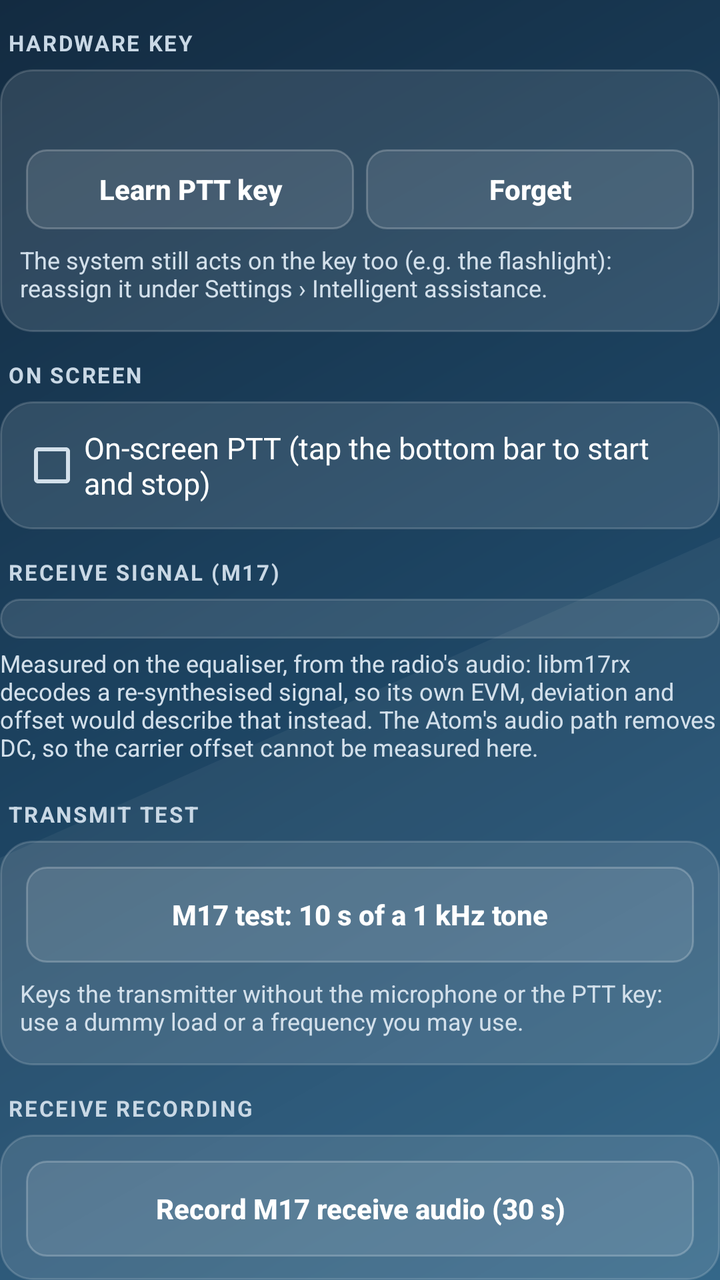
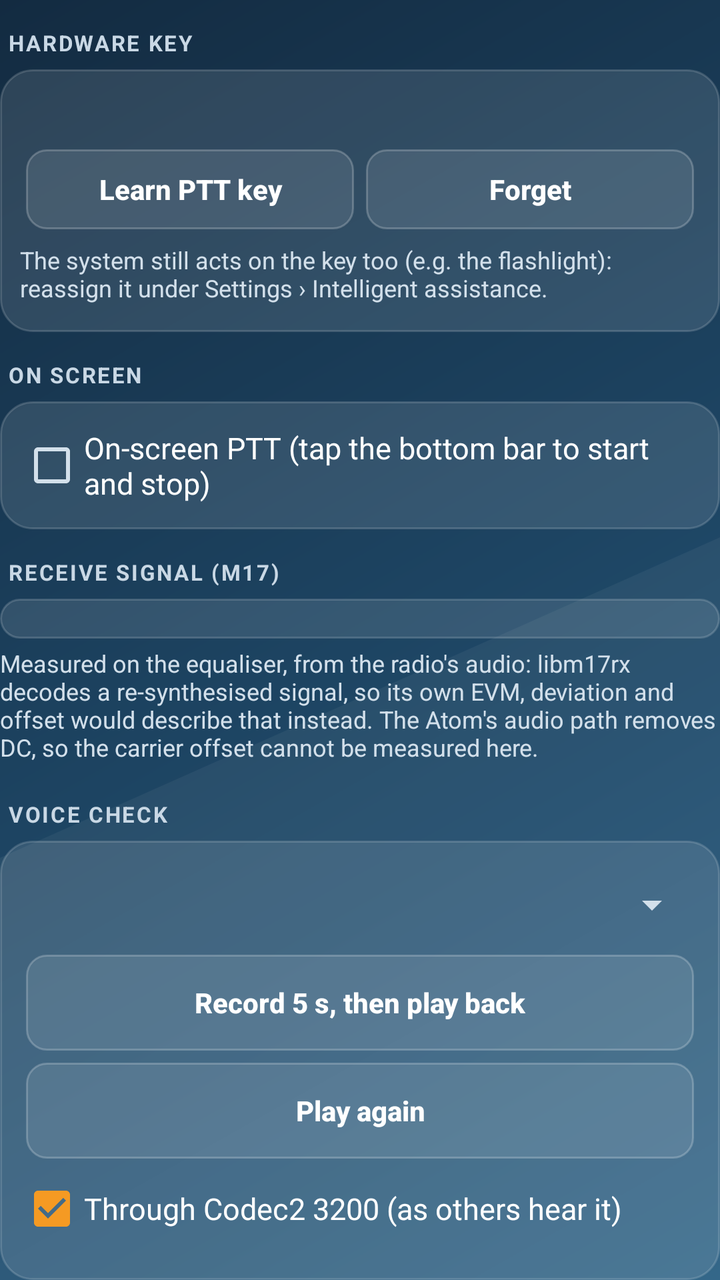

Two renders of the same Android screen: before a commit and after it. Below are the layout's source before the change and the commit's diff.
<!-- AndroidManifest.xml: application theme AppTheme -->
<!-- res/layout/tab_device.xml -->
<?xml version="1.0" encoding="utf-8"?>
<LinearLayout xmlns:android="http://schemas.android.com/apk/res/android"
    android:layout_width="match_parent" android:layout_height="wrap_content" android:orientation="vertical">

    <LinearLayout android:id="@+id/grpPtt" android:layout_width="match_parent" android:layout_height="wrap_content" android:orientation="vertical">
        <TextView style="@style/Head" android:text="Hardware key" />
        <LinearLayout style="@style/Group">
            <TextView android:id="@+id/pttInfo" style="@style/Note" android:textSize="14sp" android:textColor="#FFFFFF" />
            <LinearLayout style="@style/Row">
                <Button android:id="@+id/pttLearn" style="@style/Small" android:layout_width="0dp" android:layout_weight="1" android:text="Learn PTT key" />
                <Button android:id="@+id/pttForget" style="@style/Small" android:layout_width="0dp" android:layout_weight="1" android:text="Forget" />
            </LinearLayout>
            <TextView style="@style/Note" android:text="The system still acts on the key too (e.g. the flashlight): reassign it under Settings › Intelligent assistance." />
        </LinearLayout>
        <TextView style="@style/Head" android:text="On screen" />
        <LinearLayout style="@style/Group">
            <CheckBox android:id="@+id/softPtt" style="@style/Check" android:text="On-screen PTT (tap the bottom bar to start and stop)" />
        </LinearLayout>
    </LinearLayout>

    <LinearLayout android:id="@+id/grpBench" android:layout_width="match_parent" android:layout_height="wrap_content" android:orientation="vertical">
        <TextView style="@style/Head" android:text="Receive signal (M17)" />
        <LinearLayout android:id="@+id/signalBox" style="@style/Group" />
        <TextView style="@style/Note" android:text="Measured on the equaliser, from the radio's audio: libm17rx decodes a re-synthesised signal, so its own EVM, deviation and offset would describe that instead. The Atom's audio path removes DC, so the carrier offset cannot be measured here." />
        <TextView style="@style/Head" android:text="Transmit test" />
        <LinearLayout style="@style/Group">
            <Button android:id="@+id/testTx" style="@style/Big" android:text="M17 test: 10 s of a 1 kHz tone" />
            <TextView style="@style/Note" android:text="Keys the transmitter without the microphone or the PTT key: use a dummy load or a frequency you may use." />
        </LinearLayout>
        <TextView style="@style/Head" android:text="Receive recording" />
        <LinearLayout style="@style/Group">
            <Button android:id="@+id/record" style="@style/Big" android:text="Record M17 receive audio (30 s)" />
            <TextView style="@style/Note" android:text="Saves what the M17 decoder hears (8 kHz WAV) to Download/AtoM17, for checking a station that does not decode." />
        </LinearLayout>
    </LinearLayout>

    <LinearLayout android:id="@+id/grpMsgs" android:layout_width="match_parent" android:layout_height="wrap_content" android:orientation="vertical">
        <TextView style="@style/Head" android:text="Notify for" />
        <LinearLayout style="@style/Group">
            <Spinner android:id="@+id/msgNotify" style="@style/Spin" />
            <TextView style="@style/Note" android:text="Received SMS post a notification with a Reply button. The Inbox tab keeps every message either way." />
        </LinearLayout>
        <TextView style="@style/Head" android:text="Sound" />
        <LinearLayout style="@style/Group">
            <LinearLayout style="@style/Row">
                <TextView android:id="@+id/msgSoundName" style="@style/KeyText" android:fontFamily="sans-serif" android:textSize="15sp" android:textStyle="bold" />
                <Button android:id="@+id/msgSound" style="@style/Small" android:text="Choose…" />
            </LinearLayout>
        </LinearLayout>
        <TextView style="@style/Head" android:text="Vibration" />
        <LinearLayout style="@style/Group">
            <Spinner android:id="@+id/msgVibrate" style="@style/Spin" />
            <TextView style="@style/Note" android:text="The phone's ringer mode applies: silent plays nothing, vibrate only vibrates, and do-not-disturb holds both." />
        </LinearLayout>
        <Button android:id="@+id/msgTest" style="@style/Big" android:layout_marginTop="12dp" android:text="Test notification" />
    </LinearLayout>

    <LinearLayout android:id="@+id/grpAbout" android:layout_width="match_parent" android:layout_height="wrap_content" android:orientation="vertical">
        <TextView style="@style/Head" android:text="AtoM17" />
        <LinearLayout style="@style/Group">
            <TextView android:id="@+id/about" style="@style/Note" android:textSize="13sp" android:textIsSelectable="true" />
        </LinearLayout>
    </LinearLayout>
</LinearLayout>
<!-- resources referenced by this layout -->
<resources>
  <style name="Big" parent="Small">
          <item name="android:layout_width">match_parent</item>
          <item name="android:layout_height">48dp</item>
      </style>
  <style name="Check">
          <item name="android:layout_width">match_parent</item>
          <item name="android:layout_height">wrap_content</item>
          <item name="android:minHeight">44dp</item>
          <item name="android:textColor">#FFFFFF</item>
          <item name="android:textSize">15sp</item>
      </style>
  <style name="Group">
          <item name="android:layout_width">match_parent</item>
          <item name="android:layout_height">wrap_content</item>
          <item name="android:orientation">vertical</item>
          <item name="android:background">@drawable/card</item>
          <item name="android:padding">10dp</item>
      </style>
  <style name="Head">
          <item name="android:layout_width">match_parent</item>
          <item name="android:layout_height">wrap_content</item>
          <item name="android:textColor">#C9D8E5</item>
          <item name="android:textStyle">bold</item>
          <item name="android:textSize">11sp</item>
          <item name="android:textAllCaps">true</item>
          <item name="android:letterSpacing">0.08</item>
          <item name="android:paddingTop">14dp</item>
          <item name="android:paddingBottom">6dp</item>
          <item name="android:paddingLeft">4dp</item>
      </style>
  <style name="KeyText">
          <item name="android:layout_width">0dp</item>
          <item name="android:layout_weight">1</item>
          <item name="android:layout_height">wrap_content</item>
          <item name="android:textColor">#FFFFFF</item>
          <item name="android:fontFamily">monospace</item>
          <item name="android:textSize">13sp</item>
          <item name="android:paddingLeft">4dp</item>
      </style>
  <style name="Note">
          <item name="android:layout_width">match_parent</item>
          <item name="android:layout_height">wrap_content</item>
          <item name="android:textColor">#D3E0EB</item>
          <item name="android:textSize">12sp</item>
          <item name="android:paddingTop">4dp</item>
          <item name="android:paddingBottom">4dp</item>
      </style>
  <style name="Row">
          <item name="android:layout_width">match_parent</item>
          <item name="android:layout_height">wrap_content</item>
          <item name="android:orientation">horizontal</item>
          <item name="android:gravity">center_vertical</item>
      </style>
  <style name="Spin">
          <item name="android:layout_width">match_parent</item>
          <item name="android:layout_height">wrap_content</item>
          <item name="android:minHeight">44dp</item>
          <item name="android:spinnerMode">dialog</item>
      </style>
  <style name="AppTheme" parent="@android:style/Theme.DeviceDefault.NoActionBar">
          <item name="android:windowBackground">@drawable/bg_app</item>
          <item name="android:colorAccent">#F59A23</item>
          <item name="android:colorControlActivated">#F59A23</item>
          <item name="android:textColorPrimary">#FFFFFF</item>
          <item name="android:textColorSecondary">#D3E0EB</item>
          <item name="android:statusBarColor">#132B41</item>
          <item name="android:navigationBarColor">#24506F</item>
      </style>
  <!-- drawable card (drawable) -->
  <?xml version="1.0" encoding="utf-8"?>
  <shape xmlns:android="http://schemas.android.com/apk/res/android">
      <corners android:radius="16dp" /><solid android:color="#1CFFFFFF" /><stroke android:width="1dp" android:color="#29FFFFFF" />
  </shape>
  <!-- unchanged entries left out for length: 3 -->
</resources>

<!-- the commit's change to res/layout/tab_device.xml (unified diff, before → after) -->
@@ -22,6 +22,16 @@
         <TextView style="@style/Head" android:text="Receive signal (M17)" />
         <LinearLayout android:id="@+id/signalBox" style="@style/Group" />
         <TextView style="@style/Note" android:text="Measured on the equaliser, from the radio's audio: libm17rx decodes a re-synthesised signal, so its own EVM, deviation and offset would describe that instead. The Atom's audio path removes DC, so the carrier offset cannot be measured here." />
+        <TextView style="@style/Head" android:text="Voice check" />
+        <LinearLayout style="@style/Group">
+            <Spinner android:id="@+id/micGain" style="@style/Spin" />
+            <Button android:id="@+id/voiceRec" style="@style/Big" android:text="Record 5 s, then play back" />
+            <Button android:id="@+id/voicePlay" style="@style/Big" android:text="Play again" />
+            <CheckBox android:id="@+id/voiceCodec" style="@style/Check" android:checked="true" android:text="Through Codec2 3200 (as others hear it)" />
+            <TextView android:id="@+id/voiceInfo" style="@style/Note" />
+            <TextView style="@style/Note" android:text="The microphone gain applies to M17 and FM transmit. Speak as you would into the radio; aim for peaks around −12 dBFS." />
+        </LinearLayout>
+
         <TextView style="@style/Head" android:text="Transmit test" />
         <LinearLayout style="@style/Group">
             <Button android:id="@+id/testTx" style="@style/Big" android:text="M17 test: 10 s of a 1 kHz tone" />
@@ -55,6 +65,20 @@
         <Button android:id="@+id/msgTest" style="@style/Big" android:layout_marginTop="12dp" android:text="Test notification" />
     </LinearLayout>
 
+    <LinearLayout android:id="@+id/grpScreen" android:layout_width="match_parent" android:layout_height="wrap_content" android:orientation="vertical">
+        <TextView style="@style/Head" android:text="Screen" />
+        <LinearLayout style="@style/Group">
+            <Spinner android:id="@+id/screenOn" style="@style/Spin" />
+            <Spinner android:id="@+id/wakeFor" style="@style/Spin" />
+            <TextView style="@style/Note" android:text="While active: kept on during a transmission, a received stream or an open FM squelch, and 10 s after; otherwise the phone's own screen timeout applies. Waking lights the screen for 5 s." />
+        </LinearLayout>
+        <TextView style="@style/Head" android:text="Receive processing" />
+        <LinearLayout style="@style/Group">
+            <TextView android:id="@+id/dspLoad" style="@style/Note" android:textSize="14sp" android:textColor="#FFFFFF" />
+            <TextView style="@style/Note" android:text="Equaliser, decoder and audio, as a share of one CPU core, over the last 5 s (M17 mode). The log records it every 5 minutes." />
+        </LinearLayout>
+    </LinearLayout>
+
     <LinearLayout android:id="@+id/grpAbout" android:layout_width="match_parent" android:layout_height="wrap_content" android:orientation="vertical">
         <TextView style="@style/Head" android:text="AtoM17" />
         <LinearLayout style="@style/Group">
